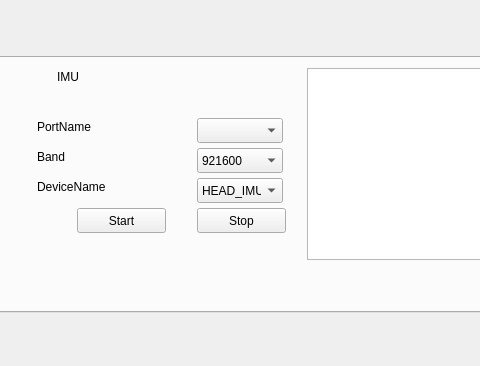
Old version of the form mainwindow.ui in the repository wystephen/DataCollector; both pictures show x 675 to 1155 and y 434 to 800 of the 1260 by 800 pixel window.
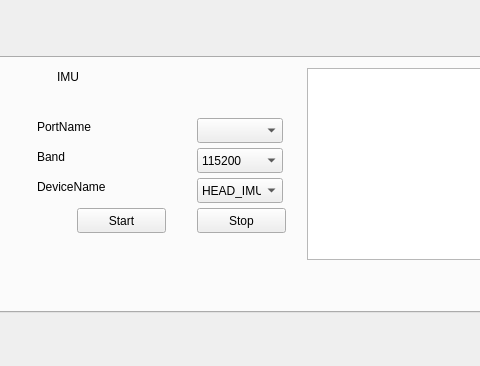
New version of the form.

```diff
--- a/mainwindow.ui
+++ b/mainwindow.ui
@@ -316,6 +316,11 @@
         <height>25</height>
        </rect>
       </property>
+      <item>
+       <property name="text">
+        <string>115200</string>
+       </property>
+      </item>
       <item>
        <property name="text">
         <string>921600</string>
```
